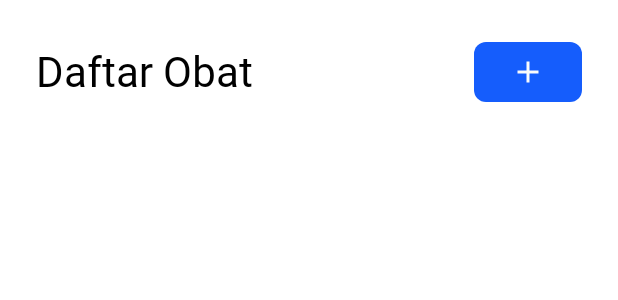
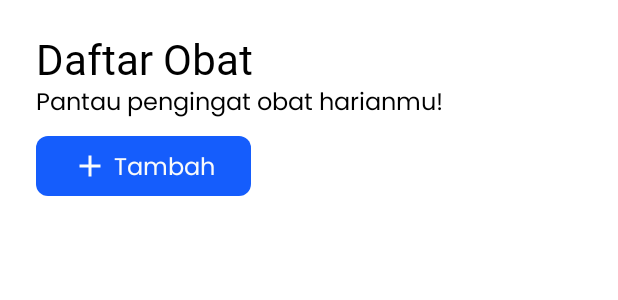
Before and after one commit to JackBerck/bismillah, an Android app built with Jetpack Compose: the @Preview function MedicineScreenPreview, on a phone screen of 412 x 824 dp. Shown: the top 300 px of the screen. Run offline under Robolectric (Android 15) with nearby library versions, the light colour scheme and no system bars; our stand-ins replace Dagger/Hilt's generated code, Room's generated code; Roboto replaces fonts that are not available here.

Commit message:
refactor(medicine): refactoring medicine features

```diff
--- a/app/src/main/java/com/example/warasin/ui/component/ButtonWithoutIcon.kt
+++ b/app/src/main/java/com/example/warasin/ui/component/ButtonWithoutIcon.kt
@@ -15,7 +15,8 @@ fun ButtonWithoutIcon(
     modifier: Modifier = Modifier,
     backgroundColor: Color = com.example.warasin.ui.theme.Blue600,
     contentColor: Color = Gray50,
-    textStyle: TextStyle = MaterialTheme.typography.bodyMedium
+    textStyle: TextStyle = MaterialTheme.typography.bodyMedium,
+    enabled: Boolean = true
 ) {
     Button(
         onClick = onClick,
@@ -25,6 +26,7 @@ fun ButtonWithoutIcon(
             contentColor = contentColor
         ),
         shape = androidx.compose.foundation.shape.RoundedCornerShape(8.dp),
+        enabled = enabled
     ) {
         Text(
             text = text,
--- a/app/src/main/java/com/example/warasin/ui/medicine/MedicineItem.kt
+++ b/app/src/main/java/com/example/warasin/ui/medicine/MedicineItem.kt
@@ -33,7 +33,11 @@ fun MedicineItem(
     medicine: MedicineWithSchedules,
     onClick: () -> Unit
 ) {
-    val jadwalText = medicine.schedules.joinToString(", ") { it.time }
+    val jadwalText = if (medicine.schedules.isNullOrEmpty()) {
+        "Tidak ada jadwal obat"
+    } else {
+        medicine.schedules.joinToString(", ") { it.time }
+    }
 
     Box(
         modifier = Modifier
--- a/app/src/main/java/com/example/warasin/ui/medicine/MedicineScreen.kt
+++ b/app/src/main/java/com/example/warasin/ui/medicine/MedicineScreen.kt
@@ -7,6 +7,7 @@ import androidx.compose.foundation.layout.Row
 import androidx.compose.foundation.layout.Spacer
 import androidx.compose.foundation.layout.fillMaxSize
 import androidx.compose.foundation.layout.fillMaxWidth
+import androidx.compose.foundation.layout.height
 import androidx.compose.foundation.layout.padding
 import androidx.compose.foundation.layout.size
 import androidx.compose.foundation.lazy.LazyColumn
@@ -36,6 +37,7 @@ import androidx.compose.runtime.getValue
 import androidx.hilt.navigation.compose.hiltViewModel
 import com.example.warasin.data.model.Medicine
 import com.example.warasin.data.model.MedicineWithSchedules
+import com.example.warasin.ui.component.ButtonWithIcon
 
 @OptIn(ExperimentalMaterial3Api::class)
 @Composable
@@ -55,27 +57,23 @@ fun MedicineScreen(
             .padding(24.dp)
     ) {
         Column(modifier = Modifier.fillMaxSize()) {
-            Row(
-                verticalAlignment = Alignment.CenterVertically,
-                horizontalArrangement = Arrangement.SpaceBetween,
-                modifier = Modifier.fillMaxWidth()
-            ) {
+            Column {
                 Text(
                     text = "Daftar Obat",
-                    style = MaterialTheme.typography.titleLarge,
+                    style = MaterialTheme.typography.titleLarge
                 )
-                Button(
-                    onClick = { showAddDialog = true }, // Tampilkan dialog tambah
-                    shape = RoundedCornerShape(8.dp),
-                    colors = ButtonDefaults.buttonColors(containerColor = Blue600),
-                ) {
-                    Icon(
-                        painter = painterResource(id = R.drawable.baseline_add_24),
-                        contentDescription = null,
-                        tint = Gray50,
-                        modifier = Modifier.size(24.dp)
-                    )
-                }
+                Text(
+                    text = "Pantau pengingat obat harianmu!",
+                    style = MaterialTheme.typography.bodyMedium
+                )
+                Spacer(modifier = Modifier.height(8.dp))
+                ButtonWithIcon(
+                    onClick = { showAddDialog = true },
+                    text = "Tambah",
+                    icon = R.drawable.baseline_add_24,
+                    backgroundColor = Blue600,
+                    contentColor = Gray50,
+                )
             }
 
             Spacer(modifier = Modifier.size(32.dp))
@@ -106,7 +104,7 @@ fun MedicineScreen(
                     viewModel.deleteMedicine(selectedMedicine?.medicine?.id!!)
                     showDialog = false
                     selectedMedicine = null
-                }
+                },
             )
         }
 
```
Also changed, not shown: app/src/main/java/com/example/warasin/ui/medicine/AddMedicineDialog.kt (+21 -74 lines), app/src/main/java/com/example/warasin/ui/medicine/MedicineDetailDialog.kt (+14 -4 lines).
